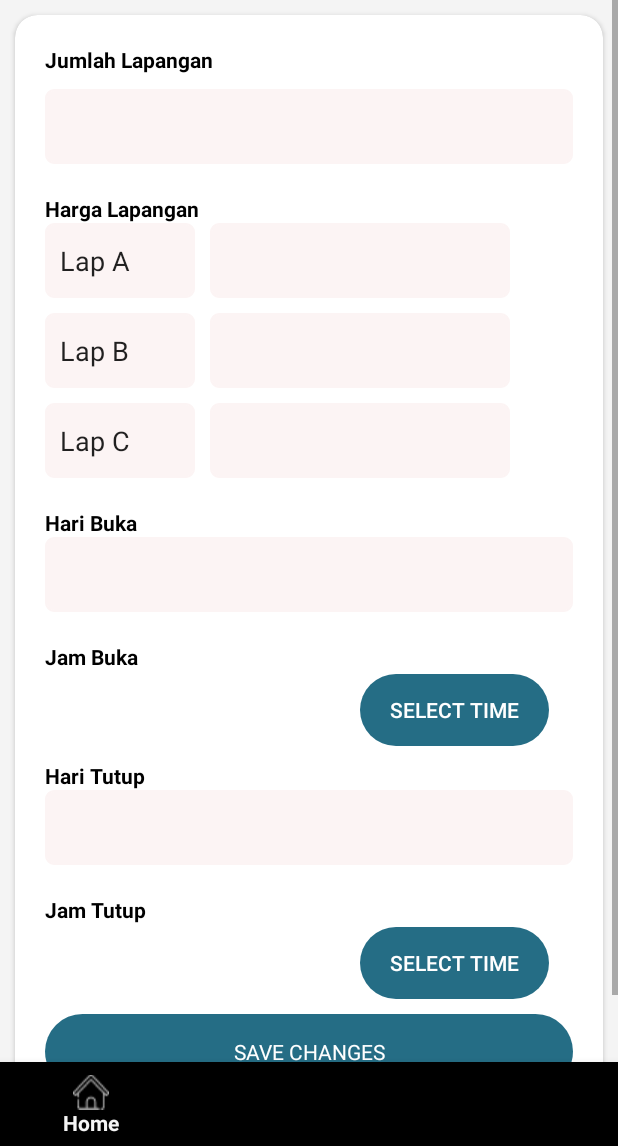
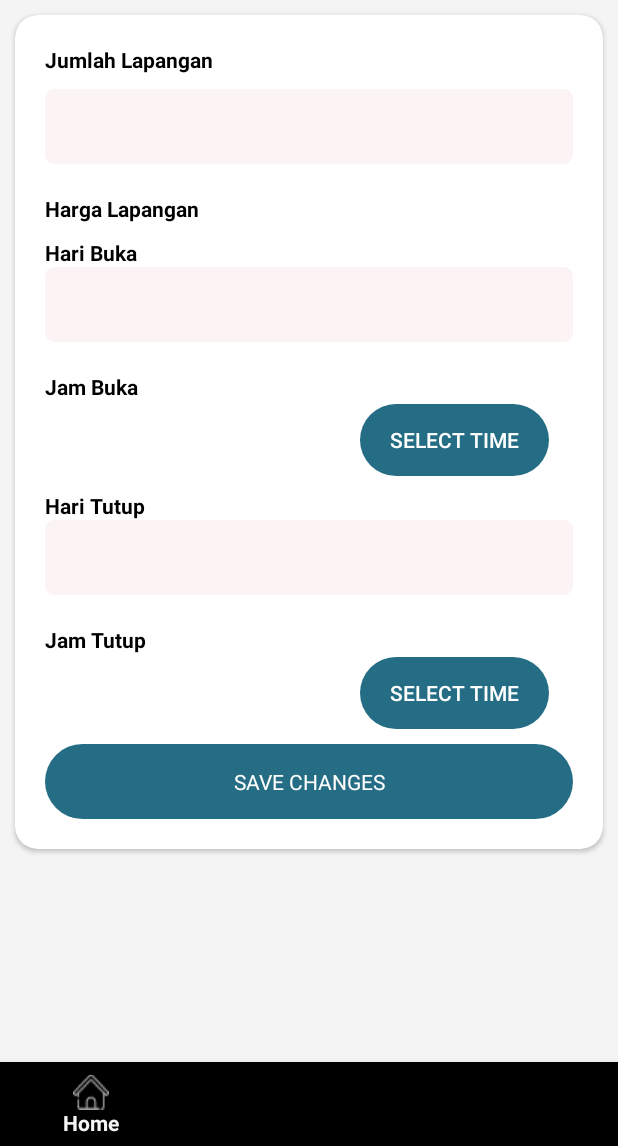
Before and after one commit to antoniuskevin15/UASMAP22_Admin, an Android app: the fragment CustomizeFragment placed in its activity, on a phone screen of 412 x 824 dp, the part 90-1236 px from its top. Run offline under Robolectric (Android 15) with nearby library versions, the phone set to English and light mode, and no system bars; our stand-ins replace Firebase (no records; nobody signed in at launch, a user with empty details on screens opened directly).

Commit message:
Recycler View ruangan

```diff
--- a/app/src/main/java/id/ac/umn/uasmap22_admind/CustomizeFragment.java
+++ b/app/src/main/java/id/ac/umn/uasmap22_admind/CustomizeFragment.java
@@ -5,6 +5,8 @@ import android.os.Bundle;
 
 import androidx.annotation.NonNull;
 import androidx.fragment.app.Fragment;
+import androidx.recyclerview.widget.LinearLayoutManager;
+import androidx.recyclerview.widget.RecyclerView;
 
 import android.text.TextUtils;
 import android.util.Log;
@@ -31,6 +33,7 @@ import com.google.firebase.firestore.FirebaseFirestore;
 
 import java.util.Calendar;
 import java.util.HashMap;
+import java.util.LinkedList;
 import java.util.Map;
 import java.util.concurrent.atomic.AtomicInteger;
 
@@ -97,6 +100,10 @@ public class CustomizeFragment extends Fragment {
     }
 
     private int mHour, mMinute;
+    private final LinkedList<Ruangan> mRuangan = new LinkedList<>();
+    private RecyclerView mRecyclerView;
+    private RuanganAdapter mAdapter;
+
 
     public void getUser(String uid) {
         FirebaseFirestore db = FirebaseFirestore.getInstance();
@@ -124,21 +131,14 @@ public class CustomizeFragment extends Fragment {
 
                         ruangRef.get().addOnCompleteListener(datas -> {
                            if(datas.isSuccessful()){
-                               AtomicInteger id = new AtomicInteger(1);
                                datas.getResult().forEach(data -> {
-//                                   Log.d("ASDA", data.getString("nama"));
-//                                   Log.d("AShargaDA", data.get("harga").toString());
-//                                   String idCustom = "customize_lapangan"+id.getAndIncrement();
-//                                   int id_lap = getResources().getIdentifier("R.id." + idCustom, "id", "id.ac.umn.uasmap22_admind");
-//                                   EditText et_lap = (EditText) getView().findViewById(id_lap);
-//                                   Log.d("ASDA", idCustom);
-//                                   et_lap.setText(data.getString("nama"));
-//
-//                                   String idHarga = "customize_harga"+id.getAndIncrement();
-//                                   int id_harga = getResources().getIdentifier("R.id." + idHarga, "id", "id.ac.umn.uasmap22_admind");
-//                                   EditText et_harga = (EditText) getView().findViewById(id_harga);
-//                                   et_harga.setText(data.get("harga").toString());
+                                   mRuangan.add(new Ruangan(data.getString("nama"), Integer.valueOf(data.get("harga").toString())));
                                });
+
+                               mRecyclerView = (RecyclerView) getView().findViewById(R.id.recyclerview);
+                               mAdapter = new RuanganAdapter(getContext(), mRuangan);
+                               mRecyclerView.setAdapter(mAdapter);
+                               mRecyclerView.setLayoutManager(new LinearLayoutManager(getContext()));
                            }
                         });
 
--- a/app/src/main/res/layout/fragment_customize.xml
+++ b/app/src/main/res/layout/fragment_customize.xml
@@ -56,90 +56,11 @@
                         android:text="Harga Lapangan"
                         android:textColor="@color/black"
                         android:textStyle="bold" />
-                    <androidx.constraintlayout.widget.ConstraintLayout
+                    <androidx.recyclerview.widget.RecyclerView
+                        android:id="@+id/recyclerview"
                         android:layout_width="match_parent"
-                        android:layout_height="wrap_content">
-                        <EditText
-                            android:id="@+id/customize_lapangan1"
-                            android:layout_width="100dp"
-                            android:layout_height="50dp"
-                            android:layout_marginHorizontal="10dp"
-                            android:layout_marginBottom="10dp"
-                            android:background="@drawable/rounded_input"
-                            android:backgroundTint="@color/rose"
-                            app:layout_constraintStart_toStartOf="parent"
-                            app:layout_constraintTop_toTopOf="parent"
-                            app:layout_constraintBottom_toBottomOf="parent"
-                            app:layout_constraintEnd_toStartOf="@id/customize_harga1"
-                            android:text="Lap A" />
-                        <EditText
-                            android:id="@+id/customize_harga1"
-                            android:layout_width="200dp"
-                            android:layout_height="50dp"
-                            android:layout_marginHorizontal="10dp"
-                            android:layout_marginBottom="10dp"
-                            android:background="@drawable/rounded_input"
-                            android:backgroundTint="@color/rose"
-                            app:layout_constraintStart_toEndOf="@id/customize_lapangan1"
-                            app:layout_constraintTop_toTopOf="parent"
-                            app:layout_constraintBottom_toBottomOf="parent" />
-                    </androidx.constraintlayout.widget.ConstraintLayout>
-                    <androidx.constraintlayout.widget.ConstraintLayout
-                        android:layout_width="match_parent"
-                        android:layout_height="wrap_content">
-                        <EditText
-                            android:id="@+id/customize_lapangan2"
-                            android:layout_width="100dp"
-                            android:layout_height="50dp"
-                            android:layout_marginHorizontal="10dp"
-                            android:layout_marginBottom="10dp"
-                            android:background="@drawable/rounded_input"
-                            android:backgroundTint="@color/rose"
-                            app:layout_constraintStart_toStartOf="parent"
-                            app:layout_constraintTop_toTopOf="parent"
-                            app:layout_constraintBottom_toBottomOf="parent"
-                            app:layout_constraintEnd_toStartOf="@id/customize_harga2"
-                            android:text="Lap B" />
-                        <EditText
-                            android:id="@+id/customize_harga2"
-                            android:layout_width="200dp"
-                            android:layout_height="50dp"
-                            android:layout_marginHorizontal="10dp"
-                            android:layout_marginBottom="10dp"
-                            android:background="@drawable/rounded_input"
-                            android:backgroundTint="@color/rose"
-                            app:layout_constraintStart_toEndOf="@id/customize_lapangan2"
-                            app:layout_constraintTop_toTopOf="parent"
-                            app:layout_constraintBottom_toBottomOf="parent" />
-                    </androidx.constraintlayout.widget.ConstraintLayout>
-                    <androidx.constraintlayout.widget.ConstraintLayout
-                        android:layout_width="match_parent"
-                        android:layout_height="wrap_content">
-                        <EditText
-                            android:id="@+id/customize_lapangan3"
-                            android:layout_width="100dp"
-                            android:layout_height="50dp"
-                            android:layout_marginHorizontal="10dp"
-                            android:layout_marginBottom="10dp"
-                            android:background="@drawable/rounded_input"
-                            android:backgroundTint="@color/rose"
-                            app:layout_constraintStart_toStartOf="parent"
-                            app:layout_constraintTop_toTopOf="parent"
-                            app:layout_constraintBottom_toBottomOf="parent"
-                            app:layout_constraintEnd_toStartOf="@id/customize_harga3"
-                            android:text="Lap C" />
-                        <EditText
-                            android:id="@+id/customize_harga3"
-                            android:layout_width="200dp"
-                            android:layout_height="50dp"
-                            android:layout_marginHorizontal="10dp"
-                            android:layout_marginBottom="10dp"
-                            android:background="@drawable/rounded_input"
-                            android:backgroundTint="@color/rose"
-                            app:layout_constraintStart_toEndOf="@id/customize_lapangan3"
-                            app:layout_constraintTop_toTopOf="parent"
-                            app:layout_constraintBottom_toBottomOf="parent" />
-                    </androidx.constraintlayout.widget.ConstraintLayout>
+                        android:layout_height="match_parent" />
+
                     <TextView
                         android:layout_width="match_parent"
                         android:layout_height="wrap_content"
```
Also changed, not shown: app/src/main/java/id/ac/umn/uasmap22_admind/Ruangan.java (added, +19 -0 lines), app/src/main/java/id/ac/umn/uasmap22_admind/RuanganAdapter.java (added, +84 -0 lines), app/src/main/res/layout/input_item.xml (added, +24 -0 lines).
